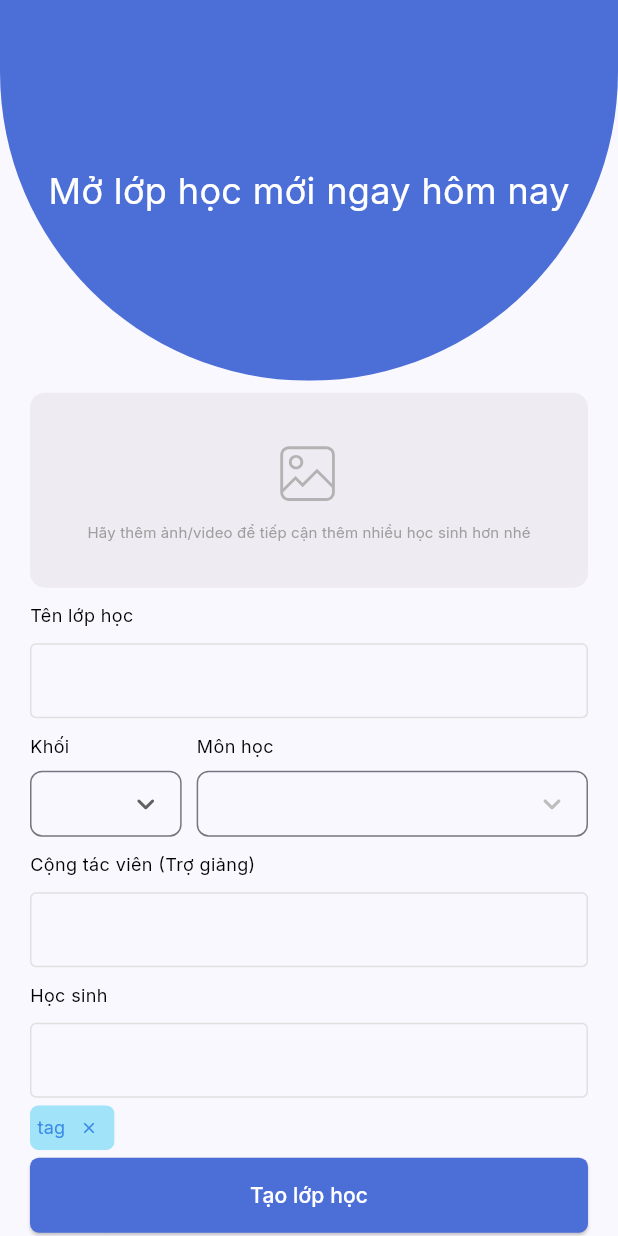
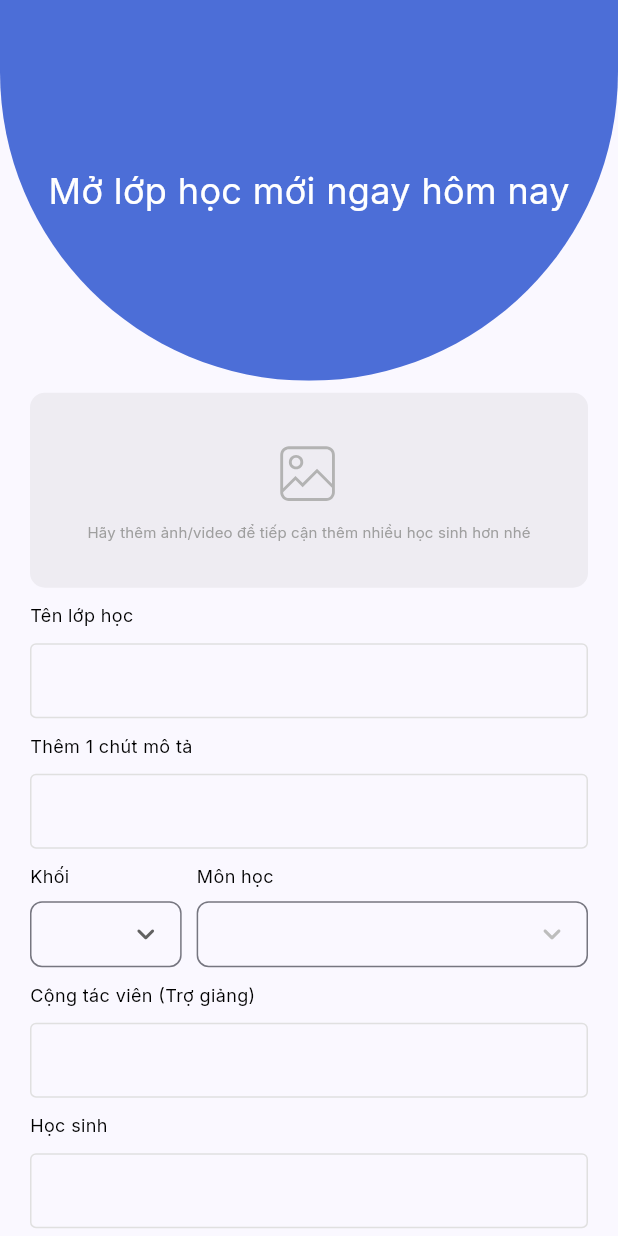
Before and after one commit to liguang612/edu_world, a Flutter app: the CreateCourse screen opened by its route, on a phone screen of 412 x 824 dp. Run offline on Flutter 3.47's test engine with Material 3 defaults, Android fonts, the light colour scheme and no system bars; our stand-ins replace cloud_firestore, equatable, file_picker, firebase_auth, firebase_core, flutter_bloc and 5 more; accounts and stored records are empty.

Commit message:
Create course UI (3) - completed

```diff
--- a/lib/bloc/course/create/create_course_event.dart
+++ b/lib/bloc/course/create/create_course_event.dart
@@ -15,3 +15,24 @@ class GetSubjects extends CreateCourseEvent {
   @override
   List<Object?> get props => [grade];
 }
+
+class CreateNewCourse extends CreateCourseEvent {
+  final String description;
+  final String? mediaPath;
+  final String name;
+  final String subjectId;
+  final List<String> studentIds;
+  final List<String> tAIds;
+
+  const CreateNewCourse({
+    required this.description,
+    this.mediaPath,
+    required this.name,
+    required this.subjectId,
+    required this.studentIds,
+    required this.tAIds,
+  });
+
+  @override
+  List<Object?> get props => [description, mediaPath, name, subjectId, studentIds, tAIds];
+}
--- a/lib/shared/widgets/custom_text_field.dart
+++ b/lib/shared/widgets/custom_text_field.dart
@@ -5,12 +5,18 @@ import 'package:flutter/material.dart';
 class CustomTextField extends StatelessWidget {
   final TextEditingController? controller;
   final String? hint;
+  final int? maxLines;
+  final Function(String)? onChanged;
+  final Function(String)? onSubmitted;
   final String? title;
 
   const CustomTextField({
     super.key,
     this.controller,
     this.hint,
+    this.maxLines = 1,
+    this.onChanged,
+    this.onSubmitted,
     this.title,
   });
 
@@ -27,6 +33,9 @@ class CustomTextField extends StatelessWidget {
           hintStyle: AppTextTheme.interRegular12.copyWith(color: AppColor.gray07),
           hintText: hint,
         ),
+        maxLines: maxLines,
+        onChanged: onChanged,
+        onSubmitted: onSubmitted,
         style: AppTextTheme.interRegular12,
       )
     ]);
--- a/lib/view/course/create_course.dart
+++ b/lib/view/course/create_course.dart
@@ -7,6 +7,7 @@ import 'package:edu_world/data/resources/theme.dart';
 import 'package:edu_world/di/di.dart';
 import 'package:edu_world/model/entity/subject.dart';
 import 'package:edu_world/shared/utils/ext/build_context_ext.dart';
+import 'package:edu_world/shared/utils/string_utils.dart';
 import 'package:edu_world/shared/widgets/custom_chip.dart';
 import 'package:edu_world/shared/widgets/custom_text_field.dart';
 import 'package:edu_world/shared/widgets/dropdown.dart';
@@ -27,6 +28,7 @@ class CreateCourse extends StatefulWidget {
 class _CreateCourseState extends State<CreateCourse> {
   final CreateCourseBloc bloc = getIt.get();
 
+  final TextEditingController _descriptionController = TextEditingController();
   final TextEditingController _nameController = TextEditingController();
   final TextEditingController _taController = TextEditingController();
   final TextEditingController _studentController = TextEditingController();
@@ -34,13 +36,6 @@ class _CreateCourseState extends State<CreateCourse> {
   String? _mediaPath;
   String _subjectId = '';
   List<String> tAs = [], students = [];
-
-  @override
-  void initState() {
-    super.initState();
-
-    _taController.addListener(() {});
-  }
 
   @override
   Widget build(BuildContext context) {
@@ -87,6 +82,8 @@ class _CreateCourseState extends State<CreateCourse> {
                   const SizedBox(height: 10),
                   CustomTextField(controller: _nameController, title: 'Tên lớp học'),
                   const SizedBox(height: 10),
+                  CustomTextField(controller: _descriptionController, maxLines: null, title: 'Thêm 1 chút mô tả'),
+                  const SizedBox(height: 10),
                   Row(mainAxisSize: MainAxisSize.min, children: [
                     Expanded(
                       flex: 93,
@@ -117,15 +114,38 @@ class _CreateCourseState extends State<CreateCourse> {
                     )
                   ]),
                   const SizedBox(height: 10),
-                  CustomTextField(controller: _taController, title: 'Cộng tác viên (Trợ giảng)'),
-                  const SizedBox(height: 10),
-                  CustomTextField(controller: _studentController, title: 'Học sinh'),
+                  CustomTextField(
+                    controller: _taController,
+                    onSubmitted: (p0) => _appendUserEmail(p0, true),
+                    title: 'Cộng tác viên (Trợ giảng)',
+                  ),
                   SizedBox(
                     width: context.screenWidth,
-                    child: const Wrap(children: [
-                      CustomChip(tag: 'tag'),
-                    ]),
+                    child: Wrap(
+                        children: tAs
+                            .map((e) => CustomChip(
+                                  onDeleted: (tag) => setState(() => tAs.remove(tag)),
+                                  tag: e,
+                                ))
+                            .toList()),
                   ),
+                  const SizedBox(height: 10),
+                  CustomTextField(
+                    controller: _studentController,
+                    onSubmitted: (p0) => _appendUserEmail(p0, false),
+                    title: 'Học sinh',
+                  ),
+                  SizedBox(
+                    width: context.screenWidth,
+                    child: Wrap(
+                        children: students
+                            .map((e) => CustomChip(
+                                  onDeleted: (tag) => setState(() => students.remove(tag)),
+                                  tag: e,
+                                ))
+                            .toList()),
+                  ),
+                  const SizedBox(height: 10),
                   SizedBox(
                     width: double.infinity,
                     child: ElevatedButton(
@@ -147,19 +167,27 @@ class _CreateCourseState extends State<CreateCourse> {
     );
   }
 
+  void _appendUserEmail(String text, bool isTA) {
+    setState(() {
+      if (isTA) {
+        tAs.addAll(text.extractEmails());
+        _taController.clear();
+      } else {
+        students.addAll(text.extractEmails());
+        _studentController.clear();
+      }
+    });
+  }
+
   _onCreateCourse() async {
-    print(_subjectId);
-    // final wallpaper = await _onSelectWallpaper();
-
-    // if (wallpaper == null) {
-    //   return;
-    // }
-
-    // try {
-    //   await FirebaseStorage.instance.ref('uploads/wallpaper').putFile(File(wallpaper));
-    // } catch (e) {
-    //   print('\n\n\nSTORAGE ERORR: $e\n\n\n');
-    // }
+    // bloc.add(CreateNewCourse(
+    //   description: _descriptionController.text,
+    //   mediaPath: _mediaPath,
+    //   name: _nameController.text,
+    //   subjectId: _subjectId,
+    //   studentIds: students,
+    //   tAIds: tAs,
+    // ));
   }
 
   Future<void> _onSelectWallpaper() async {
```
Also changed, not shown: lib/shared/utils/string_utils.dart (added, +7 -0 lines), lib/shared/widgets/custom_chip.dart (+5 -2 lines).
